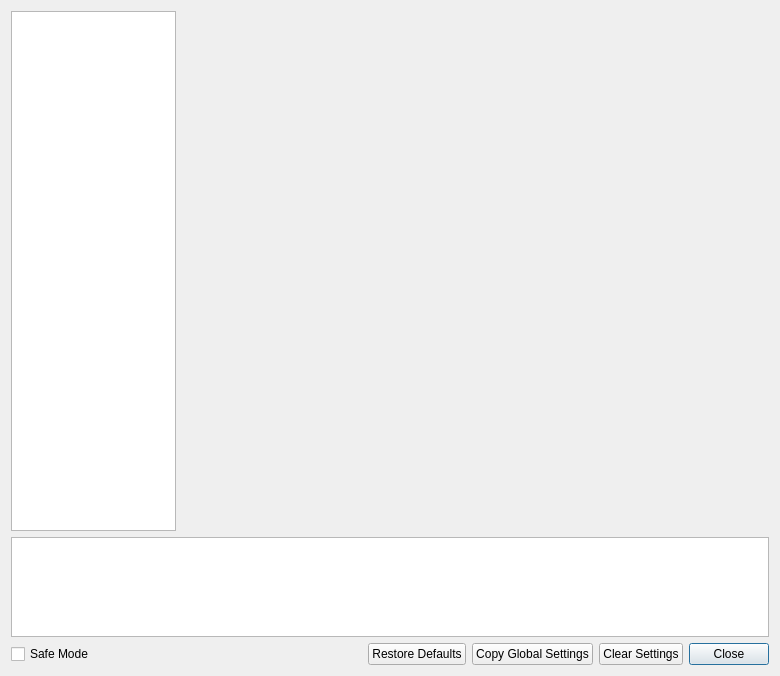
First picture: the form in src/duckstation-qt/settingswindow.ui, repository stenzek/duckstation, before the edit.
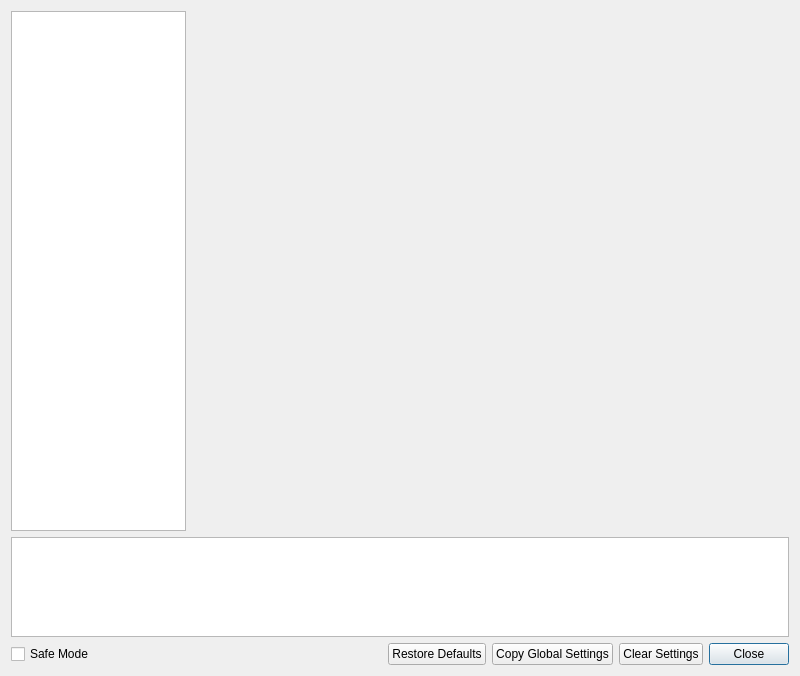
Second picture: the form after the edit. Icons and pictures are not drawn.

Commit message: Qt: Slightly increase settings category size

```diff
--- a/src/duckstation-qt/settingswindow.ui
+++ b/src/duckstation-qt/settingswindow.ui
@@ -6,7 +6,7 @@
    <rect>
     <x>0</x>
     <y>0</y>
-    <width>780</width>
+    <width>800</width>
     <height>676</height>
    </rect>
   </property>
@@ -37,13 +37,13 @@
      </property>
      <property name="minimumSize">
       <size>
-       <width>165</width>
+       <width>175</width>
        <height>0</height>
       </size>
      </property>
      <property name="maximumSize">
       <size>
-       <width>165</width>
+       <width>175</width>
        <height>16777215</height>
       </size>
      </property>
```
